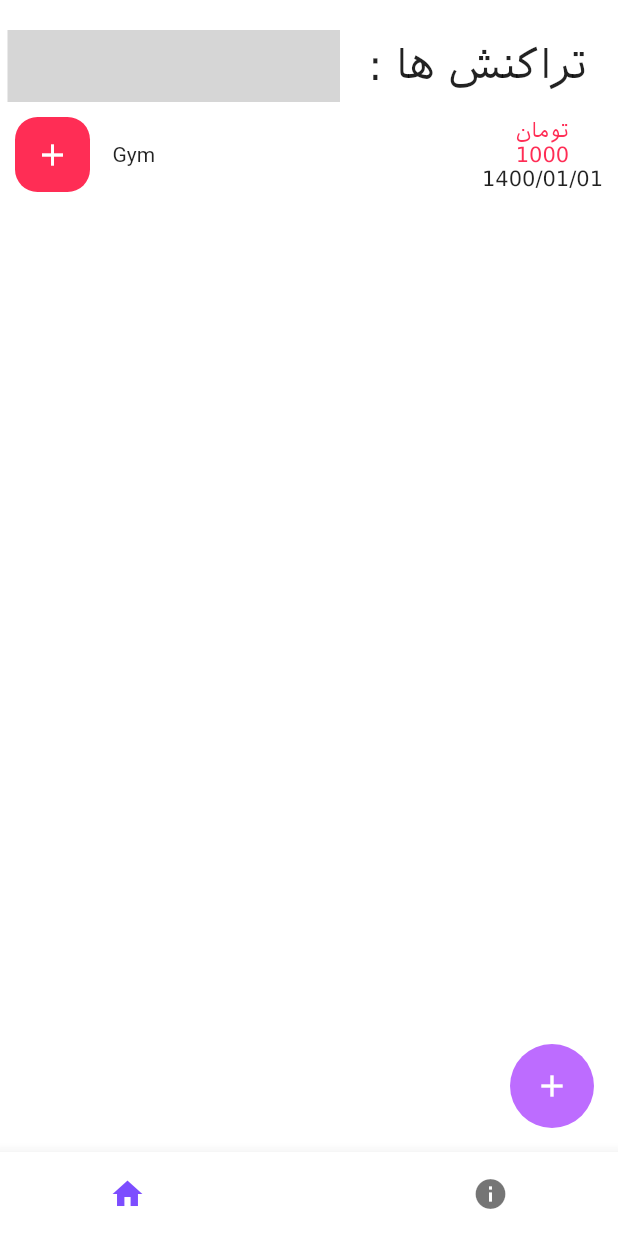
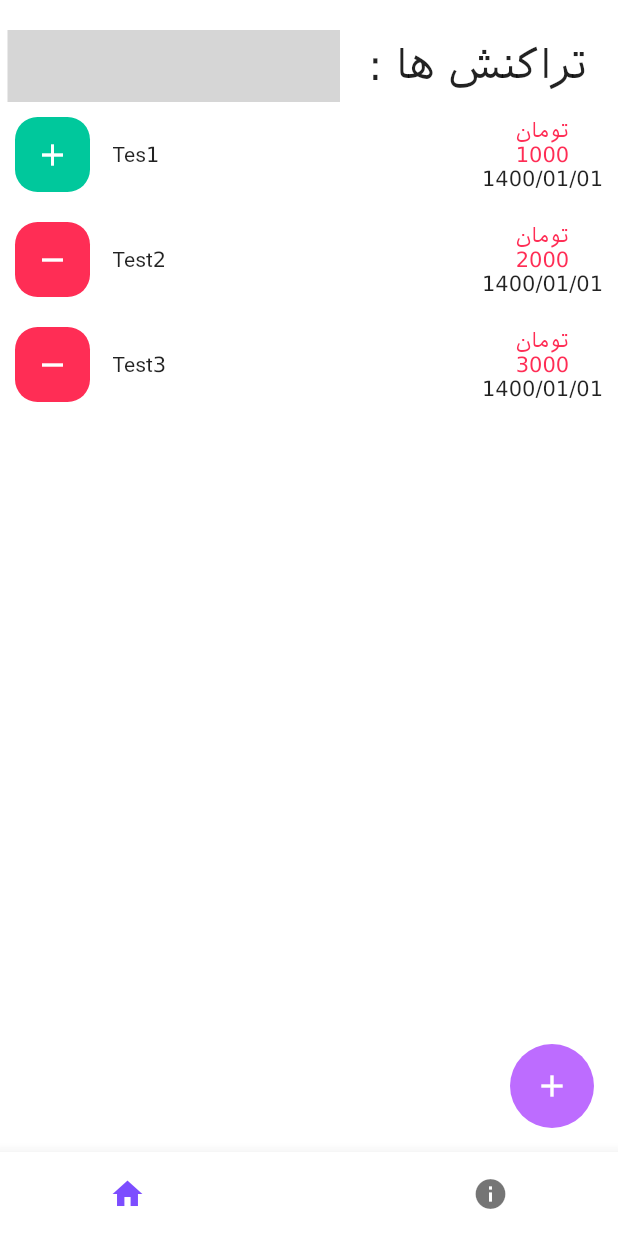
Before and after one commit to mehranext/manager, a Flutter app: the screen it shows after launch, on a phone screen of 412 x 824 dp. Run offline on Flutter 3.47's test engine with Material 2 defaults, Android fonts, the phone set to English and light mode, and no system bars; drawn by our look-alikes of animated_bottom_navigation_bar; our stand-ins replace flutter_svg; missing offline and left inert: searchbar_animation; grey boxes are pictures that could not be loaded.

Commit message:
add our Homescreen Listview

```diff
--- /dev/null
+++ b/lib/models/money.dart
@@ -0,0 +1,14 @@
+class Money {
+  int id;
+  String title;
+  String price;
+  String date;
+  bool isReceived;
+   Money({
+   required this.id,
+   required this.title,
+   required this.price,
+   required this.date,
+   required this.isReceived,
+   });
+}
--- a/lib/screens/home_screen.dart
+++ b/lib/screens/home_screen.dart
@@ -1,11 +1,33 @@
 import 'package:flutter/material.dart';
 import 'package:flutter_svg/flutter_svg.dart';
 import 'package:manager/models/constant.dart';
+import 'package:manager/models/money.dart';
 import 'package:manager/screens/new_transaction_sreen.dart';
 import 'package:searchbar_animation/searchbar_animation.dart';
 
 class HomeScreen extends StatefulWidget {
   const HomeScreen({super.key});
+
+  static List<Money> moneys = [
+    Money(
+        id: 0,
+        title: 'Tes1',
+        price: '1000',
+        date: '1400/01/01',
+        isReceived: true),
+    Money(
+        id: 1,
+        title: 'Test2',
+        price: '2000',
+        date: '1400/01/01',
+        isReceived: false),
+    Money(
+        id: 2,
+        title: 'Test3',
+        price: '3000',
+        date: '1400/01/01',
+        isReceived: false),
+  ];
 
   @override
   State<HomeScreen> createState() => _HomeScreenState();
@@ -13,6 +35,7 @@ class HomeScreen extends StatefulWidget {
 
 class _HomeScreenState extends State<HomeScreen> {
   final TextEditingController searchController = TextEditingController();
+
   @override
   Widget build(BuildContext context) {
     return SafeArea(
@@ -25,7 +48,13 @@ class _HomeScreenState extends State<HomeScreen> {
             children: [
               headerwidget(searchController: searchController),
               //const Expanded(child: Picwidget()),
-                MyListTileWidget(),
+              Expanded(
+                child: ListView.builder(
+                    itemCount: HomeScreen.moneys.length,
+                    itemBuilder: (context, index) {
+                      return MyListTileWidget(index: index);
+                    }),
+              ),
             ],
           ),
         ),
@@ -35,9 +64,8 @@ class _HomeScreenState extends State<HomeScreen> {
 }
 
 class MyListTileWidget extends StatelessWidget {
-  const MyListTileWidget({
-    super.key,
-  });
+  final int index;
+  const MyListTileWidget({super.key, required this.index});
 
   @override
   Widget build(BuildContext context) {
@@ -49,26 +77,33 @@ class MyListTileWidget extends StatelessWidget {
             width: 50,
             height: 50,
             decoration: BoxDecoration(
-                color: kRedColor,
+              color:
+                  HomeScreen.moneys[index].isReceived ? kGreenColor : kRedColor,
               borderRadius: BorderRadius.circular(15),
             ),
-            child: const Center(
-              child: Icon(Icons.add,color: Colors.white,),
+            child: Center(
+              child: Icon(
+                HomeScreen.moneys[index].isReceived ? Icons.add : Icons.remove,
+                color: Colors.white,
               ),
             ),
-           const Padding(padding: EdgeInsets.only(left: 15),
-            child: Text('Gym'),
+          ),
+          Padding(
+            padding: const EdgeInsets.only(left: 15),
+            child: Text(HomeScreen.moneys[index].title),
           ),
           const Spacer(),
-            const Column(
+          Column(
             children: [
-                Text('تومان',
-                style: TextStyle(fontSize: 14,color: kRedColor),
+              const Text(
+                'تومان',
+                style: TextStyle(fontSize: 14, color: kRedColor),
               ),
-              Text('1000',
-              style: TextStyle(fontSize: 14,color: kRedColor),
+              Text(
+                HomeScreen.moneys[index].price,
+                style: const TextStyle(fontSize: 14, color: kRedColor),
               ),
-              Text('1400/01/01')
+              Text(HomeScreen.moneys[index].date),
             ],
           ),
         ],
--- a/lib/screens/main_screen.dart
+++ b/lib/screens/main_screen.dart
@@ -16,7 +16,8 @@ class _MainScreenState extends State<MainScreen> {
   Widget body = const HomeScreen();
   @override
   Widget build(BuildContext context) {
-    return Scaffold(
+    return SafeArea(
+      child: Scaffold(
         backgroundColor: Colors.white,
         bottomNavigationBar: AnimatedBottomNavigationBar(
           inactiveColor: Colors.black54,
@@ -38,6 +39,7 @@ class _MainScreenState extends State<MainScreen> {
           },
         ),
         body: body,
+      ),
     );
   }
 }
```
Lines whose indentation alone changed are shown as unchanged.
